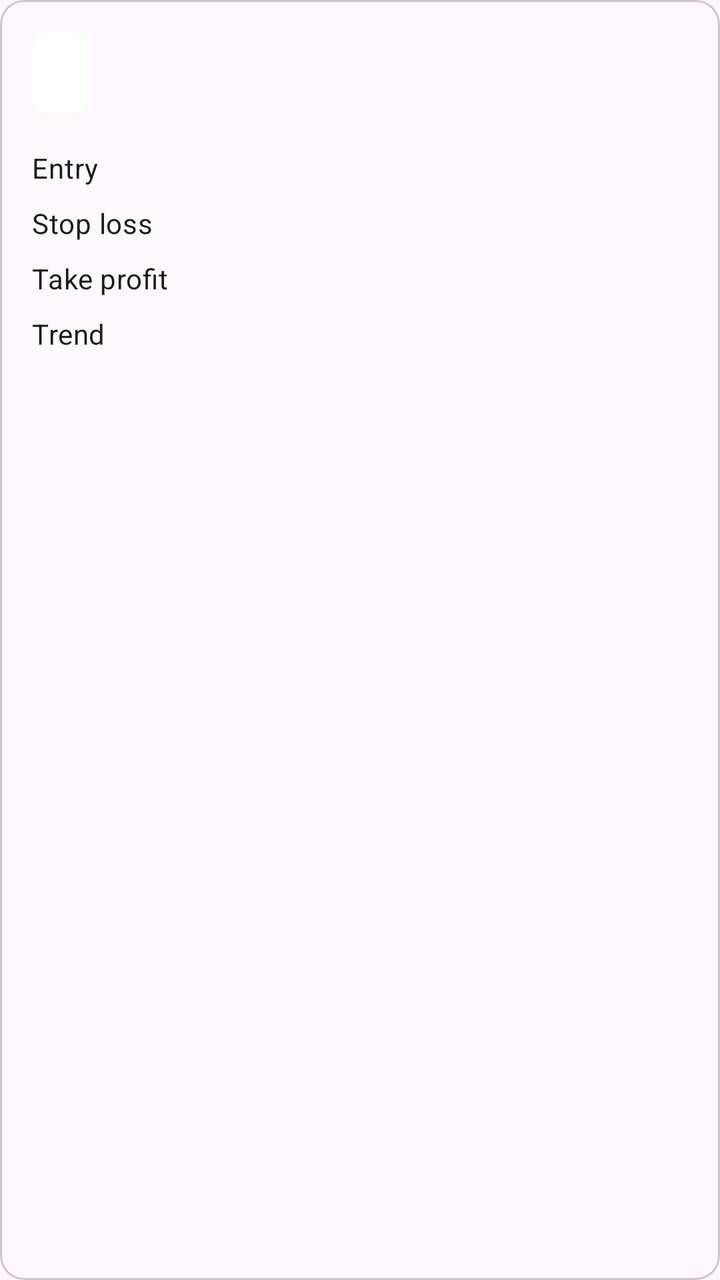
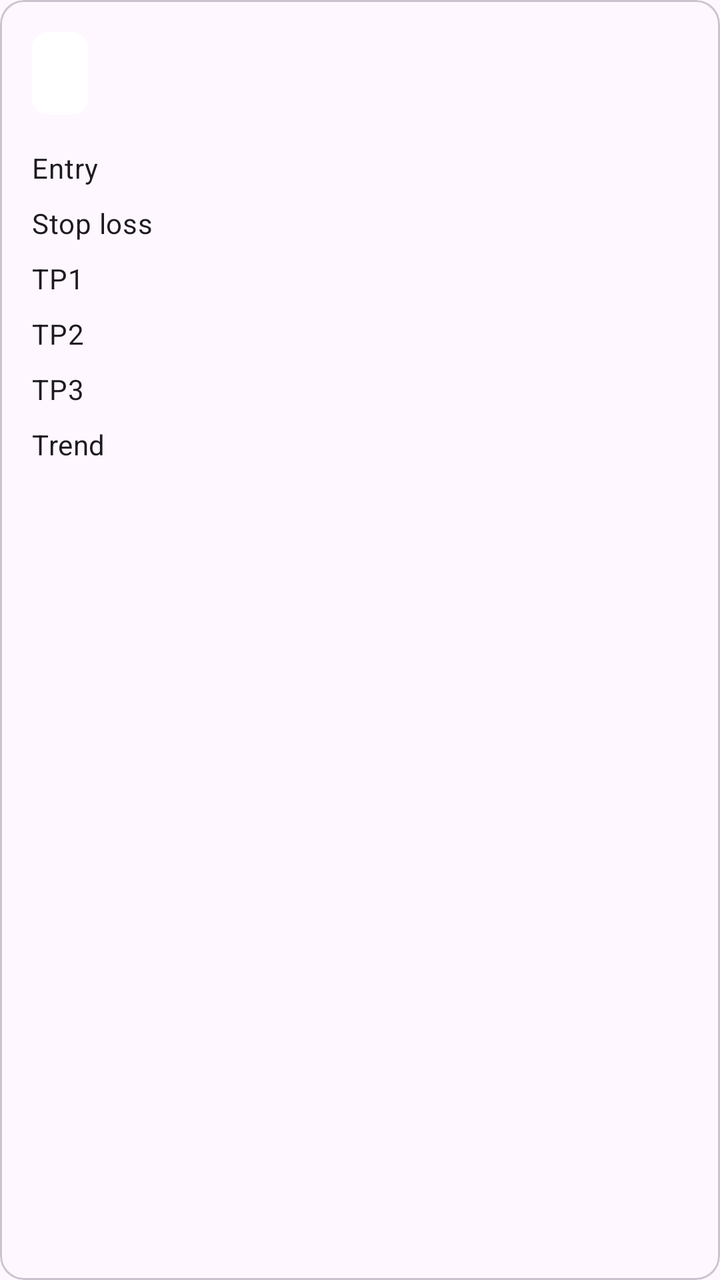

Two renders of the same Android screen: before a commit and after it. Below are the layout's source before the change and the commit's diff.
<!-- AndroidManifest.xml: application theme Theme.GoldSignal -->
<!-- res/layout/view_signal.xml -->
<?xml version="1.0" encoding="utf-8"?>
<com.google.android.material.card.MaterialCardView xmlns:android="http://schemas.android.com/apk/res/android"
    android:layout_width="match_parent"
    android:layout_height="wrap_content">

    <LinearLayout
        android:layout_width="match_parent"
        android:layout_height="wrap_content"
        android:orientation="vertical"
        android:padding="16dp">

        <LinearLayout
            android:layout_width="match_parent"
            android:layout_height="wrap_content"
            android:gravity="center_vertical"
            android:orientation="horizontal">

            <TextView
                android:id="@+id/signal"
                android:layout_width="wrap_content"
                android:layout_height="wrap_content"
                android:background="@drawable/bg_badge"
                android:paddingHorizontal="14dp"
                android:paddingVertical="6dp"
                android:textColor="#FFFFFFFF"
                android:textSize="22sp"
                android:textStyle="bold" />

            <TextView
                android:id="@+id/confidence"
                android:layout_width="0dp"
                android:layout_height="wrap_content"
                android:layout_marginStart="12dp"
                android:layout_weight="1"
                android:textAppearance="?attr/textAppearanceTitleMedium" />
        </LinearLayout>

        <TableLayout
            android:layout_width="match_parent"
            android:layout_height="wrap_content"
            android:layout_marginTop="12dp"
            android:shrinkColumns="1">

            <TableRow android:paddingVertical="3dp">
                <TextView android:text="@string/label_entry" android:paddingEnd="16dp" android:textAppearance="?attr/textAppearanceBodyMedium" />
                <TextView android:id="@+id/entry" android:textIsSelectable="true" android:textStyle="bold" android:textAppearance="?attr/textAppearanceBodyLarge" />
            </TableRow>

            <TableRow android:paddingVertical="3dp">
                <TextView android:text="@string/label_sl" android:paddingEnd="16dp" android:textAppearance="?attr/textAppearanceBodyMedium" />
                <TextView android:id="@+id/stopLoss" android:textIsSelectable="true" android:textColor="@color/sell" android:textAppearance="?attr/textAppearanceBodyLarge" />
            </TableRow>

            <TableRow android:paddingVertical="3dp">
                <TextView android:text="@string/label_tp" android:paddingEnd="16dp" android:textAppearance="?attr/textAppearanceBodyMedium" />
                <TextView android:id="@+id/takeProfit" android:textIsSelectable="true" android:textColor="@color/buy" android:textAppearance="?attr/textAppearanceBodyLarge" />
            </TableRow>

            <TableRow android:paddingVertical="3dp">
                <TextView android:text="@string/label_trend" android:paddingEnd="16dp" android:textAppearance="?attr/textAppearanceBodyMedium" />
                <TextView android:id="@+id/trend" android:textAppearance="?attr/textAppearanceBodyLarge" />
            </TableRow>
        </TableLayout>

        <TextView
            android:id="@+id/reason"
            android:layout_width="match_parent"
            android:layout_height="wrap_content"
            android:layout_marginTop="12dp"
            android:textAppearance="?attr/textAppearanceBodyMedium"
            android:textIsSelectable="true" />
    </LinearLayout>
</com.google.android.material.card.MaterialCardView>
<!-- resources referenced by this layout -->
<resources>
  <color name="buy">#2E7D32</color>
  <color name="sell">#C62828</color>
  <!-- drawable bg_badge (drawable) -->
  <?xml version="1.0" encoding="utf-8"?>
  <shape xmlns:android="http://schemas.android.com/apk/res/android" android:shape="rectangle">
      <solid android:color="#FFFFFFFF" />
      <corners android:radius="8dp" />
  </shape>
  <string name="label_entry">Entry</string>
  <string name="label_sl">Stop loss</string>
  <string name="label_tp">Take profit</string>
  <string name="label_trend">Trend</string>
  <style name="Theme.GoldSignal" parent="Theme.Material3.DayNight.NoActionBar">
          <item name="colorPrimary">@color/brand</item>
          <item name="colorSecondary">@color/brand</item>
      </style>
  <color name="brand">#B8860B</color>
</resources>

<!-- the commit's change to res/layout/view_signal.xml (unified diff, before → after) -->
@@ -52,8 +52,16 @@
             </TableRow>
 
             <TableRow android:paddingVertical="3dp">
-                <TextView android:text="@string/label_tp" android:paddingEnd="16dp" android:textAppearance="?attr/textAppearanceBodyMedium" />
-                <TextView android:id="@+id/takeProfit" android:textIsSelectable="true" android:textColor="@color/buy" android:textAppearance="?attr/textAppearanceBodyLarge" />
+                <TextView android:text="@string/label_tp1" android:paddingEnd="16dp" android:textAppearance="?attr/textAppearanceBodyMedium" />
+                <TextView android:id="@+id/tp1" android:textIsSelectable="true" android:textColor="@color/buy" android:textAppearance="?attr/textAppearanceBodyLarge" />
+            </TableRow>
+            <TableRow android:paddingVertical="3dp">
+                <TextView android:text="@string/label_tp2" android:paddingEnd="16dp" android:textAppearance="?attr/textAppearanceBodyMedium" />
+                <TextView android:id="@+id/tp2" android:textIsSelectable="true" android:textColor="@color/buy" android:textAppearance="?attr/textAppearanceBodyLarge" />
+            </TableRow>
+            <TableRow android:paddingVertical="3dp">
+                <TextView android:text="@string/label_tp3" android:paddingEnd="16dp" android:textAppearance="?attr/textAppearanceBodyMedium" />
+                <TextView android:id="@+id/tp3" android:textIsSelectable="true" android:textColor="@color/buy" android:textAppearance="?attr/textAppearanceBodyLarge" />
             </TableRow>
 
             <TableRow android:paddingVertical="3dp">
<!-- resource entries referenced after the edit -->
@@ -10,7 +10,9 @@
   </shape>
   <string name="label_entry">Entry</string>
   <string name="label_sl">Stop loss</string>
-  <string name="label_tp">Take profit</string>
+  <string name="label_tp1">TP1</string>
+  <string name="label_tp2">TP2</string>
+  <string name="label_tp3">TP3</string>
   <string name="label_trend">Trend</string>
   <style name="Theme.GoldSignal" parent="Theme.Material3.DayNight.NoActionBar">
           <item name="colorPrimary">@color/brand</item>
